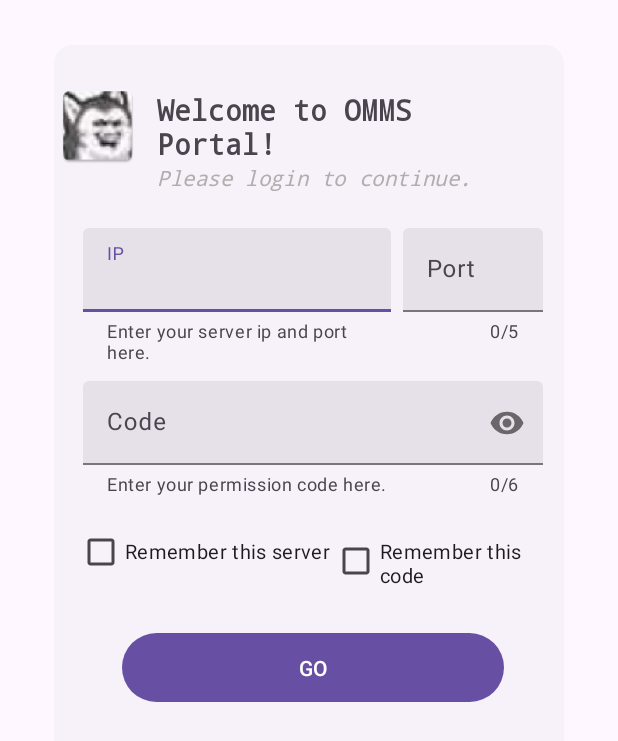
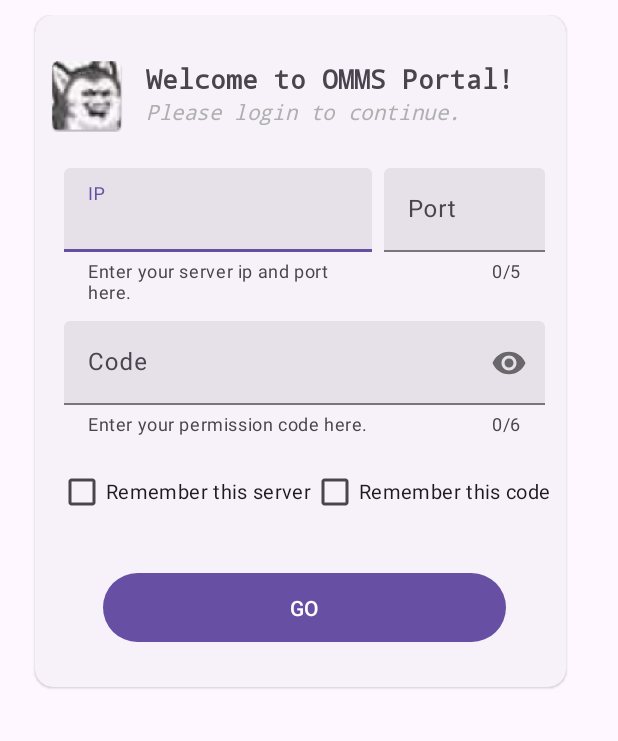
Before and after one commit to ZhuRuoLing/omms-connect, an Android app: the screen it shows after launch (MainActivity), on a phone screen of 412 x 824 dp. Shown: the top 741 px of the screen. Run offline under Robolectric (Android 15) with nearby library versions, the phone set to English and light mode, and no system bars; libraries missing offline, so code that uses them is left out: com.blankj.utilcode.

Commit message:
SDK33 73 0.7.3

```diff
--- a/app/src/main/AndroidManifest.xml
+++ b/app/src/main/AndroidManifest.xml
@@ -14,7 +14,8 @@
         android:roundIcon="@mipmap/ic_launcher_round"
         android:supportsRtl="true"
         android:theme="@style/Theme.OMMSConnect"
-        tools:targetApi="31">
+        android:enableOnBackInvokedCallback="true"
+        tools:targetApi="tiramisu">
 
         <activity
             android:name=".ui.server.activity.ui.system.ServerOSControlActivity"
--- a/app/src/main/java/net/zhuruoling/ommsconnect/ui/util/Assets.kt
+++ b/app/src/main/java/net/zhuruoling/ommsconnect/ui/util/Assets.kt
@@ -15,6 +15,4 @@ object Assets {
             "LINUX" -> AppCompatResources.getDrawable(parent, R.drawable.ic_server_linux)
             else -> AppCompatResources.getDrawable(parent, R.drawable.ic_server_default)
         }
-
-
 }
--- a/app/src/main/java/net/zhuruoling/ommsconnect/ui/whitelist/activity/WhitelistEditActivity.kt
+++ b/app/src/main/java/net/zhuruoling/ommsconnect/ui/whitelist/activity/WhitelistEditActivity.kt
@@ -14,7 +14,7 @@ import kotlinx.coroutines.*
 import net.zhuruoling.ommsconnect.R
 import net.zhuruoling.ommsconnect.client.Connection
 import net.zhuruoling.ommsconnect.databinding.ActivityWhitelistEditBinding
-import net.zhuruoling.ommsconnect.ui.whitelist.view.WhitelistCompoentView
+import net.zhuruoling.ommsconnect.ui.whitelist.view.WhitelistPlayerView
 
 class WhitelistEditActivity : AppCompatActivity() {
 
@@ -38,7 +38,7 @@ class WhitelistEditActivity : AppCompatActivity() {
         players = CacheMemoryUtils.getInstance().get("whitelist_content")
         binding.whitelistNameTitle.text = "${players.size} players were added to this whitelist."
         if (players.isNotEmpty())players.forEach {
-            this.binding.whitelistCompoentContainer.addView(WhitelistCompoentView(this).setAttribute(it, fromWhitelist, this))
+            this.binding.whitelistCompoentContainer.addView(WhitelistPlayerView(this).setAttribute(it, fromWhitelist, this))
         }
     }
 
--- a/app/src/main/res/layout/activity_main.xml
+++ b/app/src/main/res/layout/activity_main.xml
@@ -8,39 +8,37 @@
     tools:context=".MainActivity">
 
     <LinearLayout
+        android:id="@+id/linearLayout2"
         android:layout_width="match_parent"
         android:layout_height="match_parent"
         android:layout_marginTop="10dp"
-        android:layout_marginHorizontal="18dp"
         android:orientation="vertical">
-
 
         <com.google.android.material.card.MaterialCardView
             style="@style/Widget.Material3.CardView.Elevated"
             android:layout_width="wrap_content"
-            android:layout_height="match_parent"
-            android:layout_marginLeft="18dp"
-            android:layout_marginTop="20dp"
-            android:layout_marginRight="18dp"
-            android:layout_marginBottom="70dp">
+            android:layout_height="wrap_content"
+            android:layout_marginHorizontal="23dp"
+            >
 
             <LinearLayout
                 android:layout_width="match_parent"
                 android:layout_height="match_parent"
+                android:layout_marginLeft="5dp"
                 android:layout_marginTop="10dp"
-                android:layout_marginLeft="5dp"
                 android:orientation="vertical">
 
                 <LinearLayout
                     android:layout_width="match_parent"
                     android:layout_height="wrap_content"
                     android:layout_marginTop="10dp"
-                    android:orientation="horizontal"
-                    android:layout_marginBottom="20dp">
+                    android:layout_marginBottom="20dp"
+                    android:orientation="horizontal">
 
                     <ImageView
                         android:layout_width="wrap_content"
                         android:layout_height="wrap_content"
+                        android:layout_marginLeft="5dp"
                         android:layout_marginTop="10dp"
                         android:contentDescription="@string/meme"
                         android:scaleX="1.2"
@@ -60,8 +58,8 @@
                             android:layout_marginRight="15dp"
                             android:fontFamily="monospace"
                             android:text="@string/welcome"
-                            android:textStyle="bold"
-                            android:textSize="19sp" />
+                            android:textSize="18sp"
+                            android:textStyle="bold" />
 
                         <com.google.android.material.textview.MaterialTextView
                             android:layout_width="match_parent"
@@ -71,8 +69,8 @@
                             android:fontFamily="monospace"
                             android:text="@string/login_hint"
                             android:textColor="#AFAFAF"
-                            android:textStyle="italic"
-                            android:textSize="14sp" />
+                            android:textSize="14sp"
+                            android:textStyle="italic" />
                     </LinearLayout>
                 </LinearLayout>
 
@@ -155,14 +153,14 @@
                     <com.google.android.material.checkbox.MaterialCheckBox
 
                         android:id="@+id/remeber_server_checkbox"
-                        android:layout_width="170dp"
+                        android:layout_width="wrap_content"
                         android:layout_height="31dp"
                         android:text="@string/remember_server"
                         android:textSize="13sp" />
 
                     <com.google.android.material.checkbox.MaterialCheckBox
                         android:id="@+id/remeber_code_checkbox"
-                        android:layout_width="match_parent"
+                        android:layout_width="wrap_content"
                         android:layout_height="31dp"
                         android:text="@string/remember_code"
                         android:textSize="13sp" />
@@ -175,6 +173,7 @@
                     android:layout_height="66dp"
                     android:layout_marginLeft="10dp"
                     android:layout_marginRight="10dp"
+                    android:layout_marginBottom="20dp"
                     android:insetLeft="30dp"
                     android:insetTop="10dp"
                     android:insetRight="30dp"
@@ -183,8 +182,5 @@
 
             </LinearLayout>
         </com.google.android.material.card.MaterialCardView>
-
     </LinearLayout>
-
-
 </androidx.coordinatorlayout.widget.CoordinatorLayout>
--- a/app/src/main/res/layout/whitelist_entry_view.xml
+++ b/app/src/main/res/layout/whitelist_entry_view.xml
@@ -30,7 +30,8 @@
                 android:layout_height="wrap_content"
                 android:layout_weight="1.5"
                 app:srcCompat="@drawable/ic_baseline_sensor_window_24"
-                android:layout_margin="5dp" />
+                android:layout_margin="5dp"
+                android:contentDescription="@string/whitelist_icon_desp" />
 
             <LinearLayout
                 android:layout_width="wrap_content"
--- a/app/src/main/res/values/strings.xml
+++ b/app/src/main/res/values/strings.xml
@@ -1,7 +1,7 @@
 <resources>
-    <string name="app_name">OMMS Connect</string>
+    <string name="app_name" translatable="false">OMMS Connect</string>
     <string name="code">Code</string>
-    <string name="ip">IP</string>
+    <string name="ip" translatable="false">IP</string>
     <string name="go">GO</string>
     <string name="port">Port</string>
     <string name="login_hint">Please login to continue.</string>
@@ -50,4 +50,5 @@
     <string name="action_settings">Settings</string>
     <string name="more">More</string>
     <string name="title_activity_minecraft_server_control">MinecraftServerControlActivity</string>
+    <string name="whitelist_icon_desp">whitelist icon</string>
 </resources>
```
Also changed, not shown: app/build.gradle (+8 -7 lines), app/src/main/java/net/zhuruoling/ommsconnect/MainActivity.kt (+9 -2 lines), app/src/main/java/net/zhuruoling/ommsconnect/client/Connection.kt (+24 -15 lines), app/src/main/java/net/zhuruoling/ommsconnect/ui/server/ServerFragment.kt (+48 -13 lines), app/src/main/java/net/zhuruoling/ommsconnect/ui/util/Util.kt (+17 -0 lines), app/src/main/java/net/zhuruoling/ommsconnect/ui/whitelist/WhitelistFragment.kt (+40 -13 lines), app/src/main/java/net/zhuruoling/ommsconnect/ui/whitelist/view/WhitelistPlayerView.kt (renamed from app/src/main/java/net/zhuruoling/ommsconnect/ui/whitelist/view/WhitelistCompoentView.kt, +5 -4 lines), app/src/main/res/layout/fragment_server.xml (+14 -10 lines), app/src/main/res/layout/fragment_whitelist.xml (+14 -10 lines), app/src/main/res/layout/whitelist_compoent_view.xml (deleted, +0 -25 lines), app/src/main/res/layout/whitelist_player_view.xml (added, +28 -0 lines).
